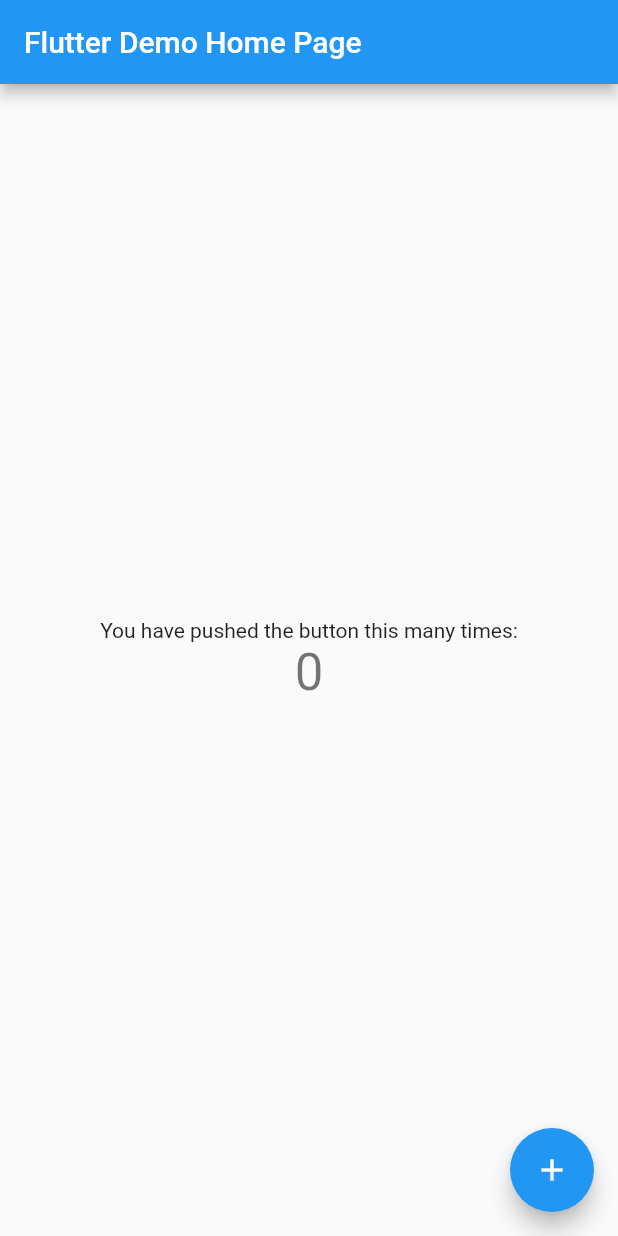
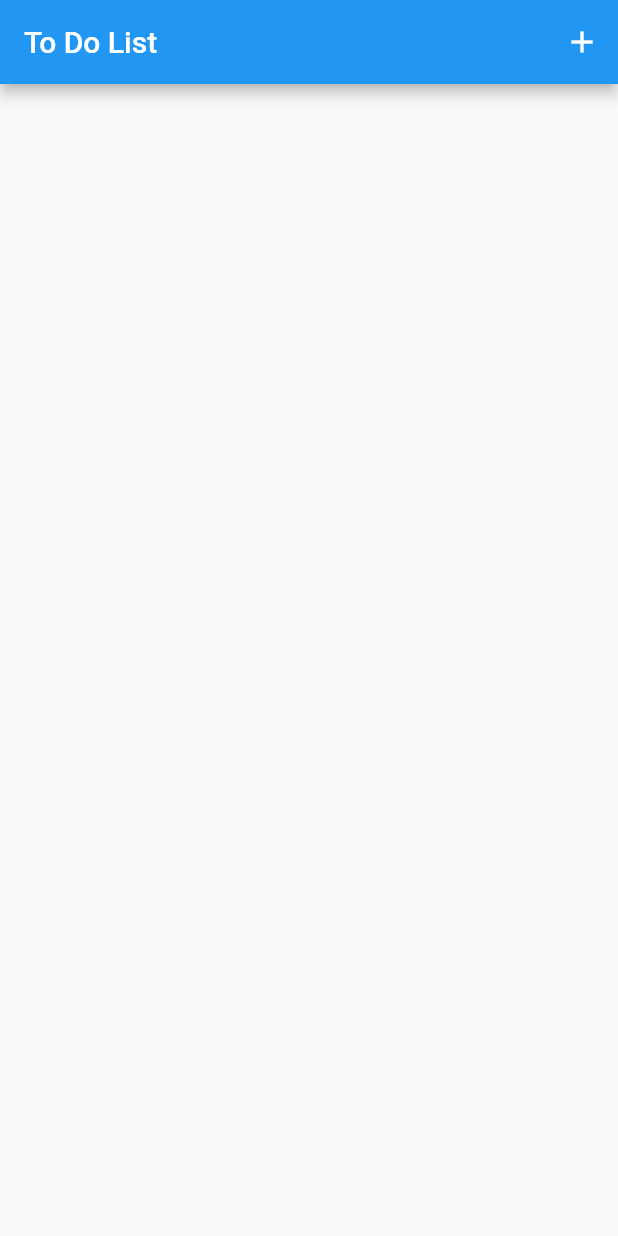
Before and after one commit to andrusyshynnikita/to_do_list_flutter, a Flutter app: the screen it shows after launch, on a phone screen of 412 x 824 dp. Run offline on Flutter 3.47's test engine with Material 2 defaults, Android fonts, the phone set to English and light mode, and no system bars.

Commit message:
setup ui

```diff
--- a/lib/main.dart
+++ b/lib/main.dart
@@ -1,41 +1,25 @@
 import 'package:flutter/material.dart';
+import 'package:to_do_list_flutter/Models/TaskModel.dart';
 
-void main() => runApp(MyApp());
+import 'Views/TaskDeteils.dart';
 
-class MyApp extends StatelessWidget {
-  // This widget is the root of your application.
+void main() => runApp(App());
+
+class App extends StatelessWidget {
   @override
   Widget build(BuildContext context) {
     return MaterialApp(
-      title: 'Flutter Demo',
+      title: 'To Do List',
       theme: ThemeData(
-        // This is the theme of your application.
-        //
-        // Try running your application with "flutter run". You'll see the
-        // application has a blue toolbar. Then, without quitting the app, try
-        // changing the primarySwatch below to Colors.green and then invoke
-        // "hot reload" (press "r" in the console where you ran "flutter run",
-        // or simply save your changes to "hot reload" in a Flutter IDE).
-        // Notice that the counter didn't reset back to zero; the application
-        // is not restarted.
         primarySwatch: Colors.blue,
       ),
-      home: MyHomePage(title: 'Flutter Demo Home Page'),
+      home: MyHomePage(title: 'To Do List'),
     );
   }
 }
 
 class MyHomePage extends StatefulWidget {
   MyHomePage({Key key, this.title}) : super(key: key);
-
-  // This widget is the home page of your application. It is stateful, meaning
-  // that it has a State object (defined below) that contains fields that affect
-  // how it looks.
-
-  // This class is the configuration for the state. It holds the values (in this
-  // case the title) provided by the parent (in this case the App widget) and
-  // used by the build method of the State. Fields in a Widget subclass are
-  // always marked "final".
 
   final String title;
 
@@ -44,68 +28,87 @@ class MyHomePage extends StatefulWidget {
 }
 
 class _MyHomePageState extends State<MyHomePage> {
-  int _counter = 0;
+  List<TaskModel> _tasksList = [];
 
-  void _incrementCounter() {
+  void _addToDoItem(TaskModel task) {
     setState(() {
-      // This call to setState tells the Flutter framework that something has
-      // changed in this State, which causes it to rerun the build method below
-      // so that the display can reflect the updated values. If we changed
-      // _counter without calling setState(), then the build method would not be
-      // called again, and so nothing would appear to happen.
-      _counter++;
+      _tasksList.add(task);
     });
+  }
+
+  void _changeTaskStatus(int index) {
+    setState(() {
+      _tasksList[index].isComplete = !_tasksList[index].isComplete;
+    });
+  }
+
+  Widget _buildTodoList() {
+    return new ListView.builder(
+      itemBuilder: (context, index) {
+        if (index < _tasksList.length) {
+          return _buildTodoItem(context, _tasksList[index], index);
+        }
+      },
+    );
+  }
+
+  Widget _buildTodoItem(BuildContext context, TaskModel task, int index) {
+    return new Dismissible(
+        key: Key(task.title),
+        onDismissed: (directody) {
+          setState(() {
+            _tasksList.removeAt(index);
+          });
+          Scaffold.of(context)
+              .showSnackBar(SnackBar(content: Text("$task.title dismissed")));
+        },
+        background: Container(color: Colors.red),
+        child: new ListTile(
+          title: new Text(task.title),
+          trailing: new IconButton(
+            icon: _tasksList[index].isComplete
+                ? Icon(Icons.check_box)
+                : Icon(Icons.indeterminate_check_box),
+            color: _tasksList[index].isComplete ? Colors.green : Colors.red,
+            onPressed: () {
+              _changeTaskStatus(index);
+            },
+          ),
+          onTap: () => _pushAddTodoScreen(index: index),
+        ));
   }
 
   @override
   Widget build(BuildContext context) {
-    // This method is rerun every time setState is called, for instance as done
-    // by the _incrementCounter method above.
-    //
-    // The Flutter framework has been optimized to make rerunning build methods
-    // fast, so that you can just rebuild anything that needs updating rather
-    // than having to individually change instances of widgets.
     return Scaffold(
-      appBar: AppBar(
-        // Here we take the value from the MyHomePage object that was created by
-        // the App.build method, and use it to set our appbar title.
-        title: Text(widget.title),
-      ),
-      body: Center(
-        // Center is a layout widget. It takes a single child and positions it
-        // in the middle of the parent.
-        child: Column(
-          // Column is also a layout widget. It takes a list of children and
-          // arranges them vertically. By default, it sizes itself to fit its
-          // children horizontally, and tries to be as tall as its parent.
-          //
-          // Invoke "debug painting" (press "p" in the console, choose the
-          // "Toggle Debug Paint" action from the Flutter Inspector in Android
-          // Studio, or the "Toggle Debug Paint" command in Visual Studio Code)
-          // to see the wireframe for each widget.
-          //
-          // Column has various properties to control how it sizes itself and
-          // how it positions its children. Here we use mainAxisAlignment to
-          // center the children vertically; the main axis here is the vertical
-          // axis because Columns are vertical (the cross axis would be
-          // horizontal).
-          mainAxisAlignment: MainAxisAlignment.center,
-          children: <Widget>[
-            Text(
-              'You have pushed the button this many times:',
+      appBar: AppBar(title: Text(widget.title), actions: <Widget>[
+        IconButton(
+            icon: Icon(
+              Icons.add,
             ),
-            Text(
-              '$_counter',
-              style: Theme.of(context).textTheme.display1,
-            ),
-          ],
-        ),
-      ),
-      floatingActionButton: FloatingActionButton(
-        onPressed: _incrementCounter,
-        tooltip: 'Increment',
-        child: Icon(Icons.add),
-      ), // This trailing comma makes auto-formatting nicer for build methods.
+            onPressed: () {
+              setState(() {
+                _pushAddTodoScreen(isNewTask: true);
+              });
+            })
+      ]),
+      body: _buildTodoList(),
     );
   }
+
+  _pushAddTodoScreen({bool isNewTask = false, int index}) async {
+    final result = await Navigator.of(context).push(new MaterialPageRoute(
+        builder: (context) => TaskDetailScreen(
+              task: (!isNewTask && _tasksList[index] != null)
+                  ? _tasksList[index]
+                  : TaskModel(),
+            )));
+
+    if (result != null && (_tasksList.length == 0 || index == null)) {
+      _tasksList.add(result);
+    }
+    if (result != null && _tasksList[index] != null) {
+      _tasksList[index] = result;
+    }
+  }
 }
```
